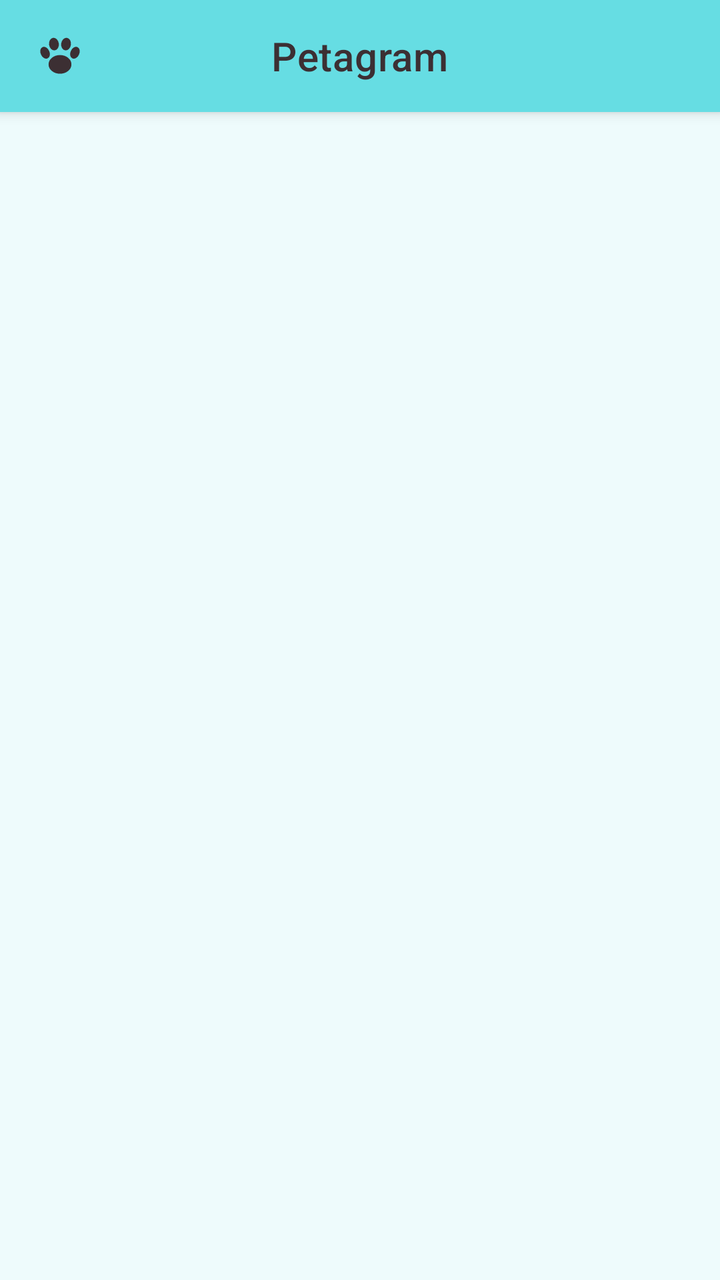
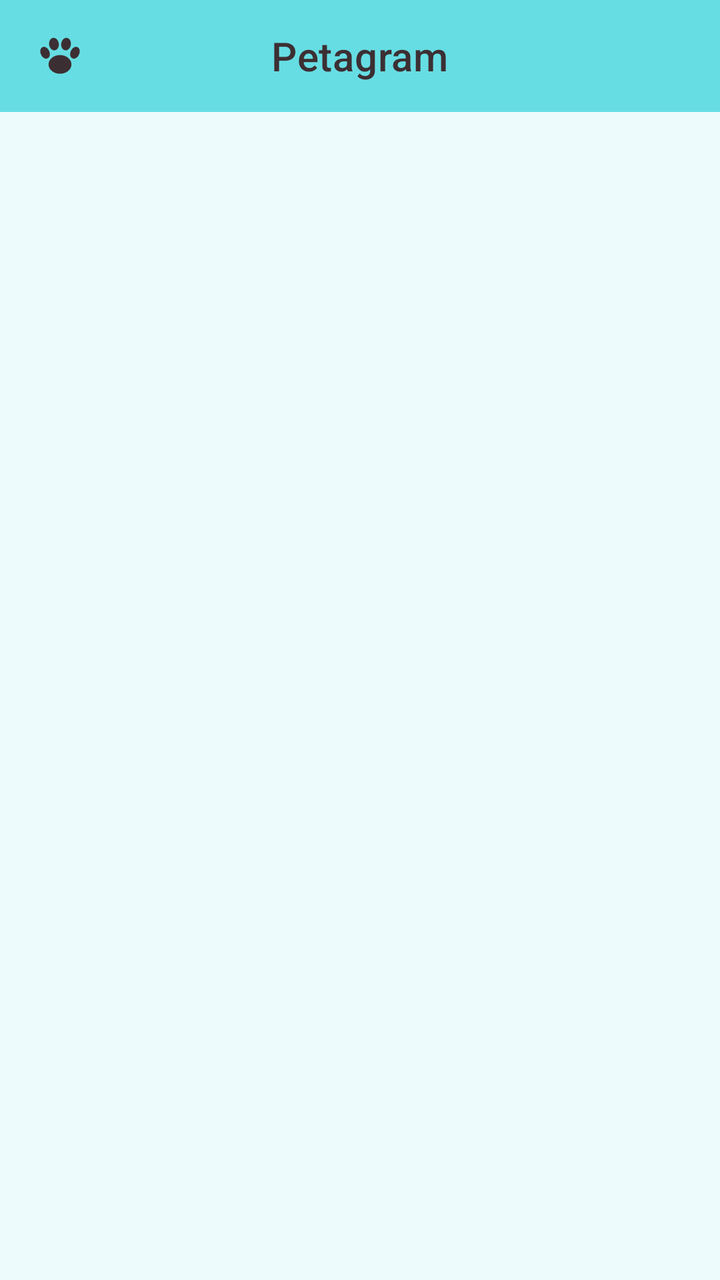

The first picture is an Android layout as it rendered before a commit; the second is the same layout after the commit. The layout source and the unified diff follow.
<!-- AndroidManifest.xml: application theme Theme.Petagram -->
<!-- res/layout/activity_favoritas.xml -->
<?xml version="1.0" encoding="utf-8"?>
<androidx.coordinatorlayout.widget.CoordinatorLayout xmlns:android="http://schemas.android.com/apk/res/android"
    xmlns:app="http://schemas.android.com/apk/res-auto"
    android:layout_width="match_parent"
    android:layout_height="match_parent"
    android:fitsSystemWindows="true"
    app:statusBarBackground="@color/colorPrimaryDark">

    <LinearLayout
        android:layout_width="match_parent"
        android:layout_height="match_parent"
        android:orientation="vertical">

        <include layout="@layout/toolbar" />

        <androidx.recyclerview.widget.RecyclerView
            android:id="@+id/rv_favoritas"
            android:layout_width="match_parent"
            android:layout_height="match_parent"
            android:clipToPadding="false"
            android:paddingVertical="@dimen/espacio_lista" />

    </LinearLayout>

</androidx.coordinatorlayout.widget.CoordinatorLayout>
<!-- res/layout/toolbar.xml (included above) -->
<?xml version="1.0" encoding="utf-8"?>
<com.google.android.material.appbar.MaterialToolbar xmlns:android="http://schemas.android.com/apk/res/android"
    android:id="@+id/toolbar"
    style="@style/Widget.MaterialComponents.Toolbar.Primary"
    android:layout_width="match_parent"
    android:layout_height="?attr/actionBarSize"
    android:elevation="4dp">

    <ImageView
        android:layout_width="28dp"
        android:layout_height="28dp"
        android:layout_gravity="start|center_vertical"
        android:importantForAccessibility="no"
        android:src="@drawable/ic_huella" />

    <TextView
        android:layout_width="wrap_content"
        android:layout_height="wrap_content"
        android:layout_gravity="center"
        android:text="@string/app_name"
        android:textAppearance="?attr/textAppearanceHeadline6"
        android:textColor="?attr/colorOnPrimary" />

</com.google.android.material.appbar.MaterialToolbar>
<!-- resources referenced by this layout -->
<resources>
  <color name="colorPrimaryDark">#FF1B8D93</color>
  <dimen name="espacio_lista">8dp</dimen>
  <!-- drawable ic_huella (drawable) -->
  <?xml version="1.0" encoding="utf-8"?>
  <vector xmlns:android="http://schemas.android.com/apk/res/android"
      android:width="24dp"
      android:height="24dp"
      android:viewportWidth="24"
      android:viewportHeight="24">
      <path
          android:fillColor="#3C2F33"
          android:pathData="M7.1,15.6 A4.9,4 0 1,0 16.9,15.6 A4.9,4 0 1,0 7.1,15.6 Z M3.88,11.4 A1.9,2.5 -25 1,0 7.32,9.8 A1.9,2.5 -25 1,0 3.88,11.4 Z M7.32,7.19 A2.1,2.7 -8 1,0 11.48,6.61 A2.1,2.7 -8 1,0 7.32,7.19 Z M12.52,6.61 A2.1,2.7 8 1,0 16.68,7.19 A2.1,2.7 8 1,0 12.52,6.61 Z M16.68,9.8 A1.9,2.5 25 1,0 20.12,11.4 A1.9,2.5 25 1,0 16.68,9.8 Z" />
  </vector>
  <string name="app_name">Petagram</string>
  <style name="Theme.Petagram" parent="Theme.MaterialComponents.Light.NoActionBar">
          
          <item name="colorPrimary">@color/colorPrimary</item>
          <item name="colorPrimaryDark">@color/colorPrimaryDark</item>
          <item name="colorAccent">@color/colorAccent</item>
  
          
          <item name="colorPrimaryVariant">@color/colorPrimaryDark</item>
          <item name="colorSecondary">@color/colorAccent</item>
  
          
          <item name="colorOnPrimary">@color/cafe</item>
          <item name="colorOnSecondary">@color/blanco</item>
  
          <item name="android:colorBackground">@color/fondo</item>
          
          <item name="android:statusBarColor">@color/colorPrimaryDark</item>
      </style>
  <color name="colorPrimary">#FF66DDE3</color>
  <color name="colorAccent">#FFE83B35</color>
  <color name="cafe">#FF3C2F33</color>
  <color name="blanco">#FFFFFFFF</color>
  <color name="fondo">#FFEEFBFC</color>
</resources>

<!-- the commit's change to res/layout/activity_favoritas.xml (unified diff, before → after) -->
@@ -11,7 +11,13 @@
         android:layout_height="match_parent"
         android:orientation="vertical">
 
-        <include layout="@layout/toolbar" />
+        <com.google.android.material.appbar.AppBarLayout
+            android:layout_width="match_parent"
+            android:layout_height="wrap_content">
+
+            <include layout="@layout/toolbar" />
+
+        </com.google.android.material.appbar.AppBarLayout>
 
         <androidx.recyclerview.widget.RecyclerView
             android:id="@+id/rv_favoritas"
@@ -26,11 +32,12 @@
 <!-- res/layout/toolbar.xml (included above) -->
 <?xml version="1.0" encoding="utf-8"?>
 <com.google.android.material.appbar.MaterialToolbar xmlns:android="http://schemas.android.com/apk/res/android"
+    xmlns:app="http://schemas.android.com/apk/res-auto"
     android:id="@+id/toolbar"
     style="@style/Widget.MaterialComponents.Toolbar.Primary"
     android:layout_width="match_parent"
     android:layout_height="?attr/actionBarSize"
-    android:elevation="4dp">
+    app:contentInsetStartWithNavigation="0dp">
 
     <ImageView
         android:layout_width="28dp"
<!-- resource entries referenced after the edit -->
@@ -29,6 +29,7 @@
           <item name="colorOnSecondary">@color/blanco</item>
   
           <item name="android:colorBackground">@color/fondo</item>
+          <item name="textInputStyle">@style/Widget.MaterialComponents.TextInputLayout.OutlinedBox</item>
           
           <item name="android:statusBarColor">@color/colorPrimaryDark</item>
       </style>
